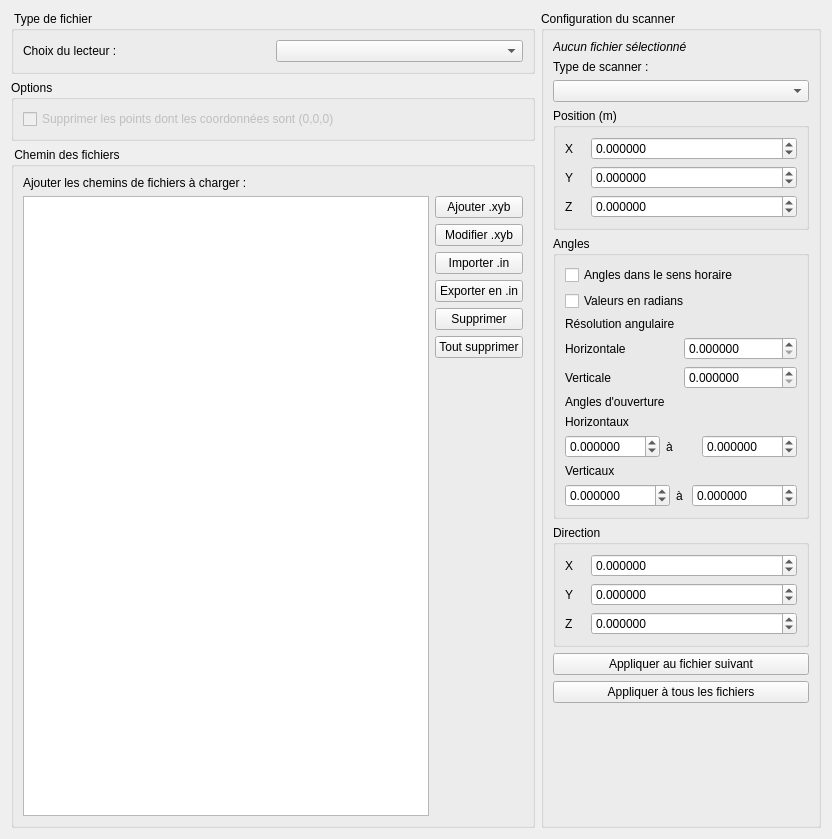
Before: the Qt Designer form pluginlvox/mk/view/loadfileconfiguration.ui in JBesserer/plugin_lvox_2018, drawn with Qt 5.
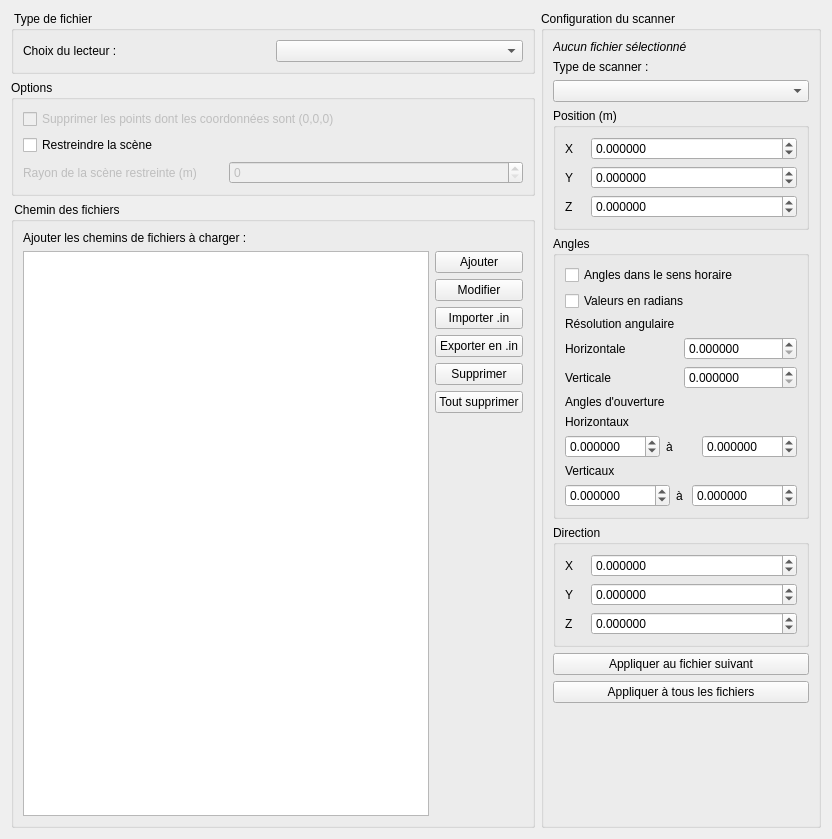
After: the same form once the commit is applied.

```diff
--- a/pluginlvox/mk/view/loadfileconfiguration.ui
+++ b/pluginlvox/mk/view/loadfileconfiguration.ui
@@ -51,6 +51,40 @@
           </property>
          </widget>
         </item>
+        <item>
+         <widget class="QCheckBox" name="checkBoxRestrictScene">
+          <property name="text">
+           <string>Restreindre la scène</string>
+          </property>
+         </widget>
+        </item>
+        <item>
+         <layout class="QGridLayout" name="gridLayout_7">
+          <item row="0" column="0">
+           <widget class="QLabel" name="label_7">
+            <property name="enabled">
+             <bool>false</bool>
+            </property>
+            <property name="maximumSize">
+             <size>
+              <width>200</width>
+              <height>16777215</height>
+             </size>
+            </property>
+            <property name="text">
+             <string>Rayon de la scène restreinte (m)</string>
+            </property>
+           </widget>
+          </item>
+          <item row="0" column="1">
+           <widget class="QSpinBox" name="spinBoxRestrictRadius">
+            <property name="enabled">
+             <bool>false</bool>
+            </property>
+           </widget>
+          </item>
+         </layout>
+        </item>
        </layout>
       </widget>
      </item>
@@ -87,14 +121,14 @@
             <item>
              <widget class="QPushButton" name="pushButtonAddFile">
               <property name="text">
-               <string>Ajouter .xyb</string>
+               <string>Ajouter</string>
               </property>
              </widget>
             </item>
             <item>
              <widget class="QPushButton" name="pushButtonModifyFile">
               <property name="text">
-               <string>Modifier .xyb</string>
+               <string>Modifier</string>
               </property>
              </widget>
             </item>
```
